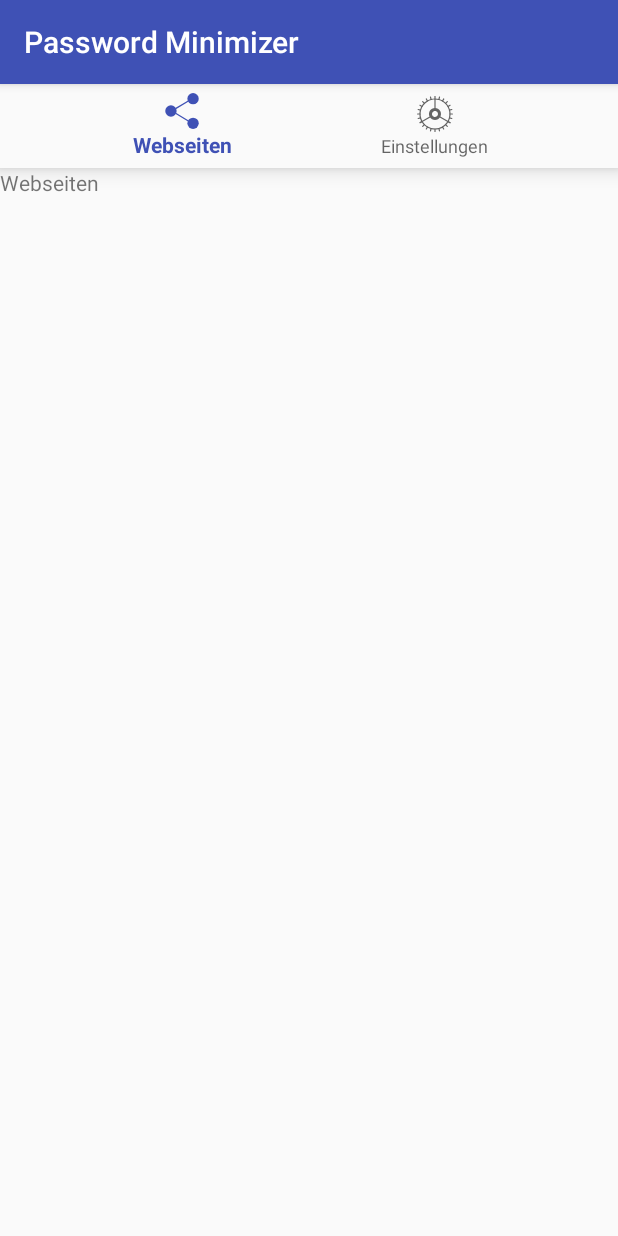
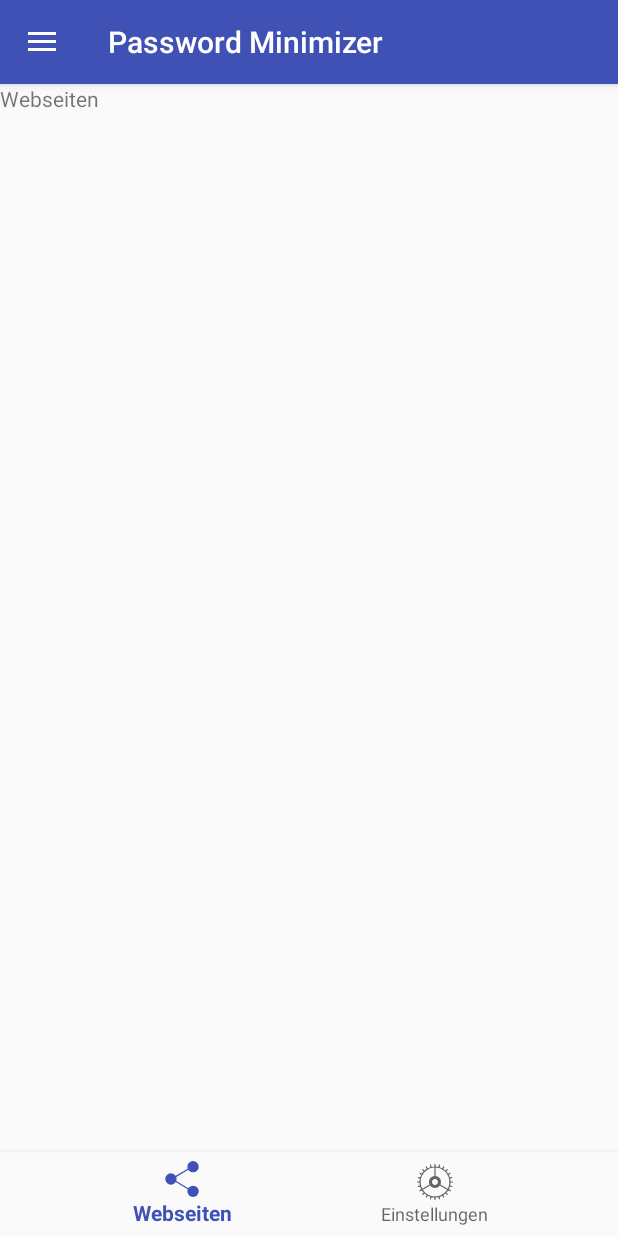
Before and after one commit to eileenoo/password_minimizer, an Android app: the PasswordDetailWebsitesActivity screen opened directly, with no data from a screen before it, on a phone screen of 412 x 824 dp. Run offline under Robolectric (Android 15) with nearby library versions, the phone set to English and light mode, and no system bars.

Commit message:
Put bottom menu at the bottom Added top navigation

```diff
--- a/app/src/main/java/ath/password_minimizer/activities/MainActivity.java
+++ b/app/src/main/java/ath/password_minimizer/activities/MainActivity.java
@@ -46,7 +46,7 @@ public class MainActivity extends BaseActivity {
         picturePasswordListView.setOnItemClickListener(new AdapterView.OnItemClickListener() {
             @Override
             public void onItemClick(AdapterView<?> parent, View view, int position, long id) {
-                openPasswordDetailSettingsActivity();
+                openPasswordDetailWebsitesActivity();
             }
         });
 
@@ -83,8 +83,8 @@ public class MainActivity extends BaseActivity {
     /**
      * Redirects to activity, where the user can create a new picture password.
      */
-    private void openPasswordDetailSettingsActivity() {
-        Intent intent = new Intent(this, PasswordDetailSettingsActivity.class);
+    private void openPasswordDetailWebsitesActivity() {
+        Intent intent = new Intent(this, PasswordDetailWebsitesActivity.class);
         startActivity(intent);
     }
 
--- a/app/src/main/java/ath/password_minimizer/activities/PasswordDetailSettingsActivity.java
+++ b/app/src/main/java/ath/password_minimizer/activities/PasswordDetailSettingsActivity.java
@@ -9,7 +9,7 @@ import android.view.MenuItem;
 
 import ath.password_minimizer.R;
 
-public class PasswordDetailSettingsActivity extends AppCompatActivity {
+public class PasswordDetailSettingsActivity extends BaseActivity {
 
     private BottomNavigationView.OnNavigationItemSelectedListener mOnNavigationItemSelectedListener
             = new BottomNavigationView.OnNavigationItemSelectedListener() {
@@ -34,6 +34,8 @@ public class PasswordDetailSettingsActivity extends AppCompatActivity {
         super.onCreate(savedInstanceState);
         setContentView(R.layout.activity_password_detail_settings);
         setNavigationBar();
+
+        initBurgerMenu();
     }
 
     private void setNavigationBar() {
--- a/app/src/main/java/ath/password_minimizer/activities/PasswordDetailWebsitesActivity.java
+++ b/app/src/main/java/ath/password_minimizer/activities/PasswordDetailWebsitesActivity.java
@@ -9,7 +9,7 @@ import android.view.MenuItem;
 
 import ath.password_minimizer.R;
 
-public class PasswordDetailWebsitesActivity extends AppCompatActivity {
+public class PasswordDetailWebsitesActivity extends BaseActivity {
 
     private BottomNavigationView.OnNavigationItemSelectedListener mOnNavigationItemSelectedListener
             = new BottomNavigationView.OnNavigationItemSelectedListener() {
@@ -35,6 +35,8 @@ public class PasswordDetailWebsitesActivity extends AppCompatActivity {
         super.onCreate(savedInstanceState);
         setContentView(R.layout.activity_password_detail_websites);
 
+        initBurgerMenu();
+
         setNavigationBar();
     }
 
--- a/app/src/main/res/layout/activity_password_detail_websites.xml
+++ b/app/src/main/res/layout/activity_password_detail_websites.xml
@@ -1,22 +1,35 @@
 <?xml version="1.0" encoding="utf-8"?>
-<LinearLayout xmlns:android="http://schemas.android.com/apk/res/android"
+<android.support.v4.widget.DrawerLayout
+    xmlns:android="http://schemas.android.com/apk/res/android"
     xmlns:app="http://schemas.android.com/apk/res-auto"
     xmlns:tools="http://schemas.android.com/tools"
+    android:id="@+id/drawerLayout"
     android:layout_width="match_parent"
     android:layout_height="match_parent"
-    android:orientation="vertical"
-    tools:context="ath.password_minimizer.activities.PasswordDetailWebsitesActivity">
+    tools:context="ath.password_minimizer.activities.PasswordDetailSettingsActivity">
 
-    <android.support.design.widget.BottomNavigationView
-        android:id="@id/navigation"
-        android:layout_width="match_parent"
+    <LinearLayout
+        android:layout_width="wrap_content"
         android:layout_height="wrap_content"
-        android:background="?android:attr/windowBackground"
-        app:menu="@menu/navigation_menu" />
+        android:orientation="vertical">
 
-    <TextView
-        android:layout_width="match_parent"
-        android:layout_height="match_parent"
-        android:text="Webseiten"/>
+        <TextView
+            android:layout_width="match_parent"
+            android:layout_height="match_parent"
+            android:layout_weight="1"
+            android:text="Webseiten"/>
 
-</LinearLayout>
+        <android.support.design.widget.BottomNavigationView
+            android:id="@+id/navigation"
+            android:layout_width="match_parent"
+            android:layout_height="wrap_content"
+            android:layout_weight="0"
+            android:layout_gravity="bottom"
+            android:background="?android:attr/windowBackground"
+            app:menu="@menu/navigation_menu" />
+
+    </LinearLayout>
+
+    <include layout="@layout/navigation_drawer"/>
+
+</android.support.v4.widget.DrawerLayout>
```
Also changed, not shown: app/src/main/res/layout/activity_password_detail_settings.xml (+20 -6 lines).
